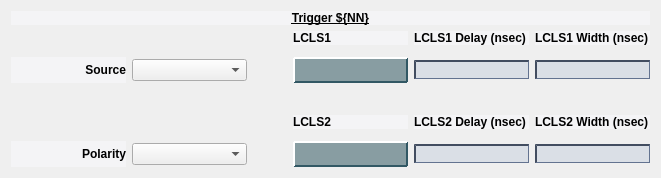
Before: the Qt Designer form new_look/tpr_trigger_screen.ui in cristinasewell/ATCA_PyDM_Screens, drawn with Qt 5.
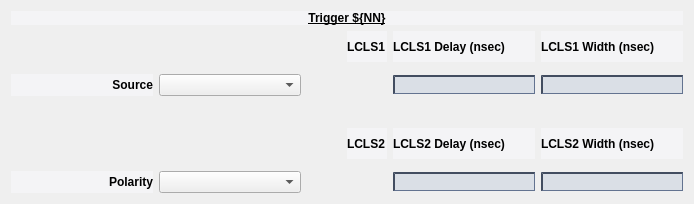
After: the same form once the commit is applied. Custom widgets are drawn as their Qt base class.

Commit message: ENH - add tpr to main screen

What changed in the file:
```diff
--- a/new_look/tpr_trigger_screen.ui
+++ b/new_look/tpr_trigger_screen.ui
@@ -6,8 +6,8 @@
    <rect>
     <x>0</x>
     <y>0</y>
-    <width>661</width>
-    <height>174</height>
+    <width>694</width>
+    <height>204</height>
    </rect>
   </property>
   <property name="windowTitle">
@@ -195,8 +195,8 @@
      <property name="verticalSpacing">
       <number>12</number>
      </property>
-     <item row="0" column="3">
-      <widget class="QLabel" name="label_2">
+     <item row="4" column="4">
+      <widget class="QLabel" name="label_7">
        <property name="font">
         <font>
          <weight>75</weight>
@@ -204,12 +204,12 @@
         </font>
        </property>
        <property name="text">
-        <string>LCLS1</string>
+        <string>LCLS2 Delay (nsec)</string>
        </property>
       </widget>
      </item>
-     <item row="0" column="4">
-      <widget class="QLabel" name="label_6">
+     <item row="4" column="5">
+      <widget class="QLabel" name="label_9">
        <property name="font">
         <font>
          <weight>75</weight>
@@ -217,7 +217,7 @@
         </font>
        </property>
        <property name="text">
-        <string>LCLS1 Delay (nsec)</string>
+        <string>LCLS2 Width (nsec)</string>
        </property>
       </widget>
      </item>
@@ -234,10 +234,10 @@
        </property>
       </widget>
      </item>
-     <item row="1" column="3">
-      <widget class="PyDMPushButton" name="PyDMPushButton">
+     <item row="2" column="5">
+      <widget class="PyDMLineEdit" name="PyDMLineEdit_3">
        <property name="sizePolicy">
-        <sizepolicy hsizetype="Minimum" vsizetype="Fixed">
+        <sizepolicy hsizetype="Expanding" vsizetype="Fixed">
          <horstretch>1</horstretch>
          <verstretch>1</verstretch>
         </sizepolicy>
@@ -245,15 +245,38 @@
        <property name="toolTip">
         <string/>
        </property>
-       <property name="checkable">
-        <bool>true</bool>
-       </property>
        <property name="channel" stdset="0">
         <string>ca://TPR:${LOCA}:${IOC_UNIT}:${INST}:TRG${NN}_SYS0_TCTL </string>
        </property>
       </widget>
      </item>
-     <item row="1" column="4">
+     <item row="4" column="3">
+      <widget class="QLabel" name="label_3">
+       <property name="font">
+        <font>
+         <weight>75</weight>
+         <bold>true</bold>
+        </font>
+       </property>
+       <property name="text">
+        <string>LCLS2</string>
+       </property>
+      </widget>
+     </item>
+     <item row="0" column="4">
+      <widget class="QLabel" name="label_6">
+       <property name="font">
+        <font>
+         <weight>75</weight>
+         <bold>true</bold>
+        </font>
+       </property>
+       <property name="text">
+        <string>LCLS1 Delay (nsec)</string>
+       </property>
+      </widget>
+     </item>
+     <item row="2" column="4">
       <widget class="PyDMLineEdit" name="PyDMLineEdit">
        <property name="sizePolicy">
         <sizepolicy hsizetype="Expanding" vsizetype="Fixed">
@@ -269,45 +292,38 @@
        </property>
       </widget>
      </item>
-     <item row="1" column="0">
-      <widget class="QLabel" name="label_4">
+     <item row="2" column="3">
+      <widget class="PyDMEnumButton" name="PyDMEnumButton">
        <property name="sizePolicy">
-        <sizepolicy hsizetype="Preferred" vsizetype="Preferred">
-         <horstretch>1</horstretch>
-         <verstretch>1</verstretch>
+        <sizepolicy hsizetype="Maximum" vsizetype="Preferred">
+         <horstretch>0</horstretch>
+         <verstretch>0</verstretch>
         </sizepolicy>
        </property>
-       <property name="font">
-        <font>
-         <weight>75</weight>
-         <bold>true</bold>
-        </font>
+       <property name="maximumSize">
+        <size>
+         <width>16777215</width>
+         <height>40</height>
+        </size>
        </property>
-       <property name="text">
-        <string>Source</string>
+       <property name="toolTip">
+        <string/>
        </property>
-       <property name="alignment">
-        <set>Qt::AlignRight|Qt::AlignTrailing|Qt::AlignVCenter</set>
+       <property name="styleSheet">
+        <string notr="true">QPushButton{font: 8px;}</string>
        </property>
-      </widget>
-     </item>
-     <item row="4" column="0">
-      <widget class="QLabel" name="label_5">
-       <property name="font">
-        <font>
-         <weight>75</weight>
-         <bold>true</bold>
-        </font>
+       <property name="channel" stdset="0">
+        <string>ca://TPR:${LOCA}:${IOC_UNIT}:${INST}:TRG${NN}_SYS0_TCTL </string>
        </property>
-       <property name="text">
-        <string>Polarity</string>
+       <property name="orientation" stdset="0">
+        <enum>Qt::Horizontal</enum>
        </property>
-       <property name="alignment">
-        <set>Qt::AlignRight|Qt::AlignTrailing|Qt::AlignVCenter</set>
+       <property name="marginTop" stdset="0">
+        <number>0</number>
        </property>
       </widget>
      </item>
-     <item row="1" column="1">
+     <item row="2" column="1">
       <widget class="PyDMEnumComboBox" name="PyDMEnumComboBox">
        <property name="sizePolicy">
         <sizepolicy hsizetype="Preferred" vsizetype="Fixed">
@@ -323,79 +339,7 @@
        </property>
       </widget>
      </item>
-     <item row="2" column="3">
-      <spacer name="horizontalSpacer">
-       <property name="orientation">
-        <enum>Qt::Horizontal</enum>
-       </property>
-       <property name="sizeHint" stdset="0">
-        <size>
-         <width>40</width>
-         <height>20</height>
-        </size>
-       </property>
-      </spacer>
-     </item>
-     <item row="4" column="3">
-      <widget class="PyDMPushButton" name="PyDMPushButton_2">
-       <property name="toolTip">
-        <string/>
-       </property>
-       <property name="checkable">
-        <bool>true</bool>
-       </property>
-       <property name="channel" stdset="0">
-        <string>ca://TPR:${LOCA}:${IOC_UNIT}:${INST}:TRG${NN}</string>
-       </property>
-      </widget>
-     </item>
-     <item row="4" column="5">
-      <widget class="PyDMLineEdit" name="PyDMLineEdit_4">
-       <property name="toolTip">
-        <string/>
-       </property>
-       <property name="channel" stdset="0">
-        <string>ca://TPR:${LOCA}:${IOC_UNIT}:${INST}:TRG${NN}_SYS2_TWID</string>
-       </property>
-      </widget>
-     </item>
-     <item row="3" column="4">
-      <widget class="QLabel" name="label_7">
-       <property name="font">
-        <font>
-         <weight>75</weight>
-         <bold>true</bold>
-        </font>
-       </property>
-       <property name="text">
-        <string>LCLS2 Delay (nsec)</string>
-       </property>
-      </widget>
-     </item>
-     <item row="3" column="5">
-      <widget class="QLabel" name="label_9">
-       <property name="font">
-        <font>
-         <weight>75</weight>
-         <bold>true</bold>
-        </font>
-       </property>
-       <property name="text">
-        <string>LCLS2 Width (nsec)</string>
-       </property>
-      </widget>
-     </item>
-     <item row="4" column="1">
-      <widget class="PyDMEnumComboBox" name="PyDMEnumComboBox_2">
-       <property name="toolTip">
-        <string/>
-       </property>
-       <property name="channel" stdset="0">
-        <string>ca://TPR:${LOCA}:${IOC_UNIT}:${INST}:TRG${NN}_TPOL</string>
-       </property>
-      </widget>
-     </item>
-     <item row="4" column="4">
+     <item row="5" column="4">
       <widget class="PyDMLineEdit" name="PyDMLineEdit_2">
        <property name="toolTip">
         <string/>
@@ -405,24 +349,37 @@
        </property>
       </widget>
      </item>
-     <item row="1" column="5">
-      <widget class="PyDMLineEdit" name="PyDMLineEdit_3">
+     <item row="5" column="1">
+      <widget class="PyDMEnumComboBox" name="PyDMEnumComboBox_2">
+       <property name="toolTip">
+        <string/>
+       </property>
+       <property name="channel" stdset="0">
+        <string>ca://TPR:${LOCA}:${IOC_UNIT}:${INST}:TRG${NN}_TPOL</string>
+       </property>
+      </widget>
+     </item>
+     <item row="0" column="3">
+      <widget class="QLabel" name="label_2">
+       <property name="font">
+        <font>
+         <weight>75</weight>
+         <bold>true</bold>
+        </font>
+       </property>
+       <property name="text">
+        <string>LCLS1</string>
+       </property>
+      </widget>
+     </item>
+     <item row="2" column="0">
+      <widget class="QLabel" name="label_4">
        <property name="sizePolicy">
-        <sizepolicy hsizetype="Expanding" vsizetype="Fixed">
+        <sizepolicy hsizetype="Preferred" vsizetype="Preferred">
          <horstretch>1</horstretch>
          <verstretch>1</verstretch>
         </sizepolicy>
        </property>
-       <property name="toolTip">
-        <string/>
-       </property>
-       <property name="channel" stdset="0">
-        <string>ca://TPR:${LOCA}:${IOC_UNIT}:${INST}:TRG${NN}_SYS0_TWID</string>
-       </property>
-      </widget>
-     </item>
-     <item row="3" column="3">
-      <widget class="QLabel" name="label_3">
        <property name="font">
         <font>
          <weight>75</weight>
@@ -430,11 +387,24 @@
         </font>
        </property>
        <property name="text">
-        <string>LCLS2</string>
+        <string>Source</string>
        </property>
+       <property name="alignment">
+        <set>Qt::AlignRight|Qt::AlignTrailing|Qt::AlignVCenter</set>
+       </property>
       </widget>
      </item>
-     <item row="1" column="2">
+     <item row="5" column="5">
+      <widget class="PyDMLineEdit" name="PyDMLineEdit_4">
+       <property name="toolTip">
+        <string/>
+       </property>
+       <property name="channel" stdset="0">
+        <string>ca://TPR:${LOCA}:${IOC_UNIT}:${INST}:TRG${NN}_SYS2_TWID</string>
+       </property>
+      </widget>
+     </item>
+     <item row="2" column="2">
       <spacer name="horizontalSpacer_2">
        <property name="orientation">
         <enum>Qt::Horizontal</enum>
@@ -447,6 +417,81 @@
        </property>
       </spacer>
      </item>
+     <item row="3" column="3">
+      <spacer name="horizontalSpacer">
+       <property name="orientation">
+        <enum>Qt::Horizontal</enum>
+       </property>
+       <property name="sizeHint" stdset="0">
+        <size>
+         <width>40</width>
+         <height>20</height>
+        </size>
+       </property>
+      </spacer>
+     </item>
+     <item row="5" column="0">
+      <widget class="QLabel" name="label_5">
+       <property name="font">
+        <font>
+         <weight>75</weight>
+         <bold>true</bold>
+        </font>
+       </property>
+       <property name="text">
+        <string>Polarity</string>
+       </property>
+       <property name="alignment">
+        <set>Qt::AlignRight|Qt::AlignTrailing|Qt::AlignVCenter</set>
+       </property>
+      </widget>
+     </item>
+     <item row="5" column="3">
+      <widget class="PyDMEnumButton" name="PyDMEnumButton_2">
+       <property name="sizePolicy">
+        <sizepolicy hsizetype="Maximum" vsizetype="Preferred">
+         <horstretch>0</horstretch>
+         <verstretch>0</verstretch>
+        </sizepolicy>
+       </property>
+       <property name="maximumSize">
+        <size>
+         <width>16777215</width>
+         <height>40</height>
+        </size>
+       </property>
+       <property name="toolTip">
+        <string/>
+       </property>
+       <property name="styleSheet">
+        <string notr="true">QPushButton{font: 8px;}</string>
+       </property>
+       <property name="channel" stdset="0">
+        <string>ca://TPR:${LOCA}:${IOC_UNIT}:${INST}:TRG${NN}</string>
+       </property>
+       <property name="orientation" stdset="0">
+        <enum>Qt::Horizontal</enum>
+       </property>
+       <property name="marginTop" stdset="0">
+        <number>0</number>
+       </property>
+       <property name="marginBottom" stdset="0">
+        <number>0</number>
+       </property>
+       <property name="marginLeft" stdset="0">
+        <number>0</number>
+       </property>
+       <property name="marginRight" stdset="0">
+        <number>0</number>
+       </property>
+       <property name="horizontalSpacing" stdset="0">
+        <number>0</number>
+       </property>
+       <property name="verticalSpacing" stdset="0">
+        <number>0</number>
+       </property>
+      </widget>
+     </item>
     </layout>
    </item>
   </layout>
@@ -458,9 +503,9 @@
    <header>pydm.widgets.line_edit</header>
   </customwidget>
   <customwidget>
-   <class>PyDMPushButton</class>
-   <extends>QPushButton</extends>
-   <header>pydm.widgets.pushbutton</header>
+   <class>PyDMEnumButton</class>
+   <extends>QWidget</extends>
+   <header>pydm.widgets.enum_button</header>
   </customwidget>
   <customwidget>
    <class>PyDMEnumComboBox</class>
```
Left out of the diff: 17 changed lines with no effect on the pictures. The commit also changes 3 other files.
